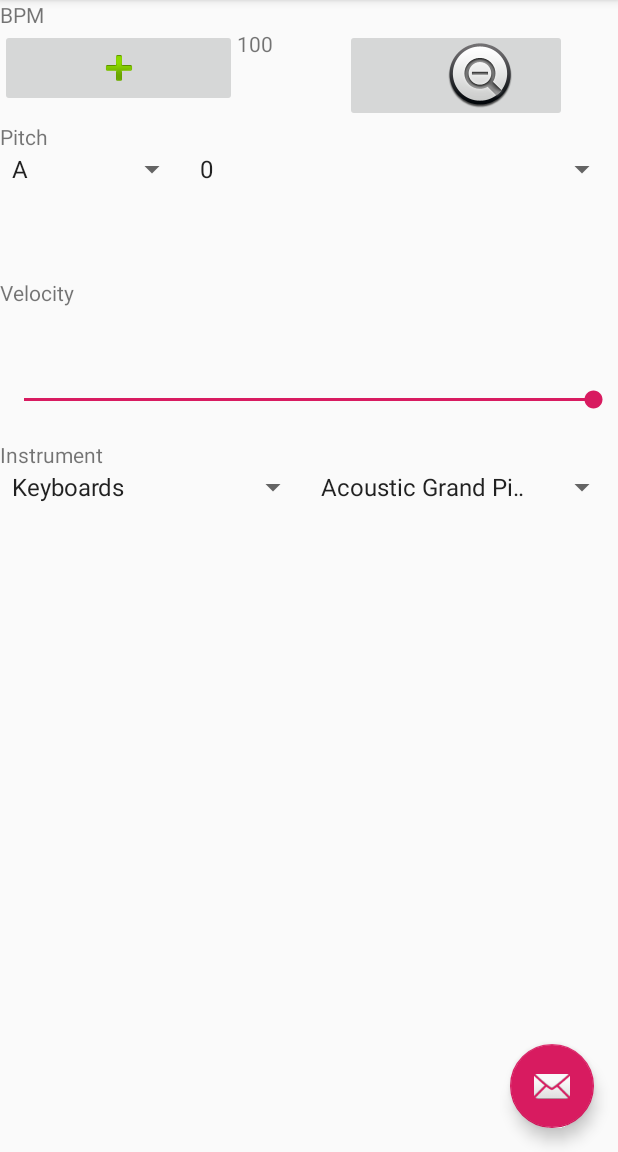
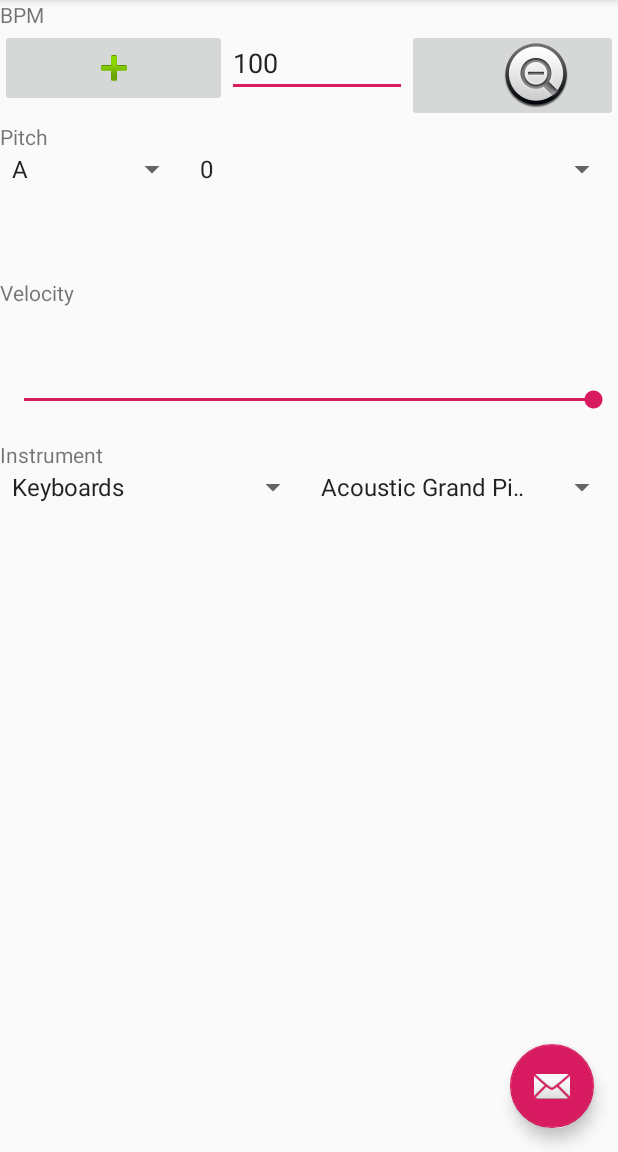
Before and after one commit to blaine-rister/TempoTune, an Android app: the screen it shows after launch (MainActivity), on a phone screen of 412 x 824 dp, the part 84-1236 px from its top. Run offline under Robolectric (Android 15) with nearby library versions, the phone set to English and light mode, and no system bars.

```diff
--- a/app/src/main/java/com/example/metrodronemidi/MainActivity.java
+++ b/app/src/main/java/com/example/metrodronemidi/MainActivity.java
@@ -22,12 +22,17 @@ import com.google.android.material.snackbar.Snackbar;
 import androidx.appcompat.app.AppCompatActivity;
 import androidx.appcompat.widget.Toolbar;
 
+import android.text.Editable;
+import android.text.TextWatcher;
+import android.view.KeyEvent;
 import android.view.View;
 import android.view.Menu;
 import android.view.MenuItem;
 
+import android.view.inputmethod.EditorInfo;
 import android.widget.AdapterView;
 import android.widget.ArrayAdapter;
+import android.widget.EditText;
 import android.widget.ImageButton;
 import android.widget.TextView;
 import android.widget.Spinner;
@@ -141,8 +146,26 @@ public class MainActivity extends AppCompatActivity {
         });
 
         // BPM text
-        // TODO make this type-able
-        bpmTextView = findViewById(R.id.bpmNumberTextView);
+        EditText editBpm = findViewById(R.id.editBpm);
+        bpmTextView = editBpm;
+        editBpm.setOnEditorActionListener(new TextView.OnEditorActionListener() {
+            @Override
+            public boolean onEditorAction(TextView textView, int id, KeyEvent keyEvent) {
+                if (id == EditorInfo.IME_ACTION_DONE) {
+                    // Read the text and update BPM
+                    String newText = textView.getText().toString();
+                    final int newBpm = newText.isEmpty() ? 0 : Integer.valueOf(newText);
+                    addBpm(newBpm - bpm);
+
+                    // Remove the focus, but enable it to regain focus after touch
+                    textView.setFocusable(false);
+                    textView.setFocusableInTouchMode(true);
+
+                    // Return false to continue processing the action, close keyboard
+                }
+                return false;
+            }
+        });
         displayBpm();
 
         // Pitch spinner
@@ -281,7 +304,7 @@ public class MainActivity extends AppCompatActivity {
             }
         });
 
-        //TODO probably remove this, not sure what a floating action button does
+        //TODO could use this to punch in tempo
         FloatingActionButton fab = findViewById(R.id.fab);
         fab.setOnClickListener(new View.OnClickListener() {
             @Override
--- a/app/src/main/res/layout/content_main.xml
+++ b/app/src/main/res/layout/content_main.xml
@@ -14,7 +14,7 @@
         android:orientation="vertical">
 
         <LinearLayout
-            android:layout_width="378dp"
+            android:layout_width="match_parent"
             android:layout_height="81dp"
             android:orientation="vertical">
 
@@ -36,12 +36,22 @@
                     android:layout_weight="1"
                     app:srcCompat="@android:drawable/ic_input_add" />
 
-                <TextView
-                    android:id="@+id/bpmNumberTextView"
-                    android:layout_width="wrap_content"
+                <EditText
+                    android:id="@+id/editBpm"
+                    android:layout_width="120dp"
                     android:layout_height="wrap_content"
-                    android:layout_weight="1"
-                    android:text="-" />
+                    android:ems="10"
+                    android:freezesText="true"
+                    android:hapticFeedbackEnabled="true"
+                    android:inputType="number"
+                    android:linksClickable="false"
+                    android:longClickable="false"
+                    android:saveEnabled="true"
+                    android:scrollbarAlwaysDrawHorizontalTrack="false"
+                    android:scrollbarAlwaysDrawVerticalTrack="false"
+                    android:scrollHorizontally="true"
+                    android:selectAllOnFocus="true"
+                    android:singleLine="true" />
 
                 <ImageButton
                     android:id="@+id/bpmDecreaseButton"
```
